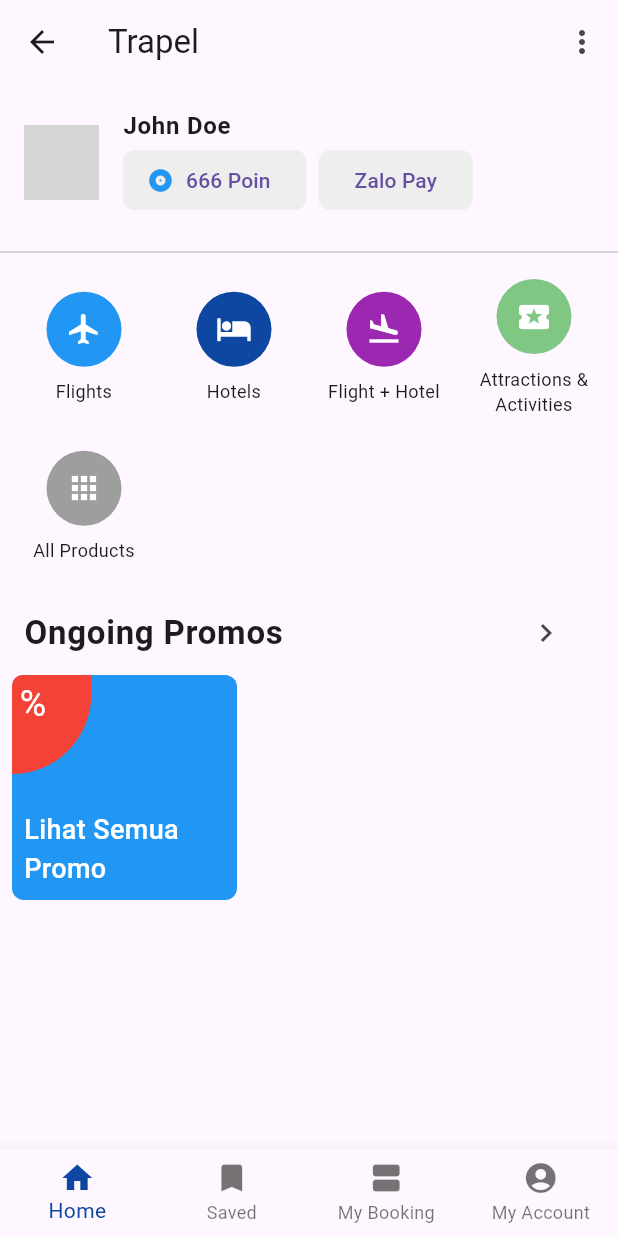
After one commit to PhanQuy-2211/Airplane, a Flutter app: the MyHomePage screen opened by its route, on a phone screen of 412 x 824 dp. The commit adds this screen. Run offline on Flutter 3.47's test engine with Material 3 defaults, Android fonts, the phone set to English and light mode, and no system bars; our stand-ins replace firebase_auth, firebase_core; accounts and stored records are empty; network calls fail; grey boxes are pictures that could not be loaded.

Commit message:
airplane project

```diff
--- /dev/null
+++ b/app_airplane/lib/source/home/homepage/components/cardAccount.dart
@@ -0,0 +1,60 @@
+import 'package:flutter/material.dart';
+
+class CardAccount extends StatelessWidget {
+  @override
+  Widget build(BuildContext context) {
+    return Padding(
+      padding: const EdgeInsets.symmetric(vertical: 8.0),
+      child: ListTile(
+        title: Text(
+          'John Doe',
+          style: TextStyle(fontWeight: FontWeight.bold),
+        ),
+        leading: Container(
+          width: 50.0,
+          height: 50.0,
+          decoration: BoxDecoration(
+            shape: BoxShape.circle,
+            image: DecorationImage(
+              fit: BoxFit.fill,
+              image: NetworkImage(
+                "https://static.vecteezy.com/system/resources/thumbnails/008/442/086/small/illustration-of-human-icon-user-symbol-icon-modern-design-on-blank-background-free-vector.jpg",
+              ),
+            ),
+          ),
+        ),
+        subtitle: Row(
+          children: <Widget>[
+            ElevatedButton.icon(
+              icon: Icon(
+                Icons.album,
+                color: Colors.blue,
+              ),
+              label: Text('666 Poin'),
+              onPressed: () {},
+              style: ElevatedButton.styleFrom(
+                backgroundColor: Colors.grey[200], // Màu nền
+                elevation: 0.0,
+                shape: RoundedRectangleBorder(
+                  borderRadius: BorderRadius.circular(8.0),
+                ),
+              ),
+            ),
+            SizedBox(width: 8.0),
+            ElevatedButton(
+              child: Text('Zalo Pay'),
+              onPressed: () {},
+              style: ElevatedButton.styleFrom(
+                backgroundColor: Colors.grey[200], // Màu nền
+                elevation: 0.0,
+                shape: RoundedRectangleBorder(
+                  borderRadius: BorderRadius.circular(8.0),
+                ),
+              ),
+            ),
+          ],
+        ),
+      ),
+    );
+  }
+}
--- /dev/null
+++ b/app_airplane/lib/source/home/homepage/components/mainMenu.dart
@@ -0,0 +1,135 @@
+import 'package:app_airplane/source/home/homepage/page/allProduct.dart';
+import 'package:app_airplane/source/home/homepage/page/screen.dart';
+import 'package:flutter/material.dart';
+
+
+class MainMenuItemData {
+  final String title;
+  final IconData icon;
+  final Color colorBox;
+  final Color iconColor;
+  final String? screenTitle;
+  final String? screenContent;
+  final Widget? screenWidget;
+
+  MainMenuItemData({
+    required this.title,
+    required this.icon,
+    required this.colorBox,
+    required this.iconColor,
+    this.screenTitle,
+    this.screenContent,
+    this.screenWidget,
+  });
+}
+
+final List<MainMenuItemData> mainMenuItems = [
+  MainMenuItemData(
+    title: 'Flights',
+    icon: Icons.flight,
+    colorBox: Colors.blue,
+    iconColor: Colors.white,
+    screenTitle: 'Search Flights',
+    screenContent: 'Flights',
+  ),
+  MainMenuItemData(
+    title: 'Hotels',
+    icon: Icons.hotel,
+    colorBox: Colors.blue[900]!,
+    iconColor: Colors.white,
+    screenTitle: 'Search Hotels',
+    screenContent: 'Hotel',
+  ),
+  MainMenuItemData(
+    title: 'Flight + Hotel',
+    icon: Icons.flight_land,
+    colorBox: Colors.purple,
+    iconColor: Colors.white,
+    screenTitle: 'Search Flight + Hotel',
+    screenContent: 'Flight + Hotel',
+  ),
+  MainMenuItemData(
+    title: 'Attractions & Activities',
+    icon: Icons.local_play,
+    colorBox: Colors.green[300]!,
+    iconColor: Colors.white,
+    screenTitle: 'Attractions & Activities',
+    screenContent: 'Activities',
+  ),
+  MainMenuItemData(
+    title: 'All Products',
+    icon: Icons.apps,
+    colorBox: Colors.grey,
+    iconColor: Colors.white,
+    screenWidget: AllProduct(),
+  ),
+];
+
+class MainMenu extends StatelessWidget {
+  @override
+  Widget build(BuildContext context) {
+    return Padding(
+      padding: const EdgeInsets.all(8.0),
+      child: GridView.builder(
+        shrinkWrap: true,
+        gridDelegate: SliverGridDelegateWithFixedCrossAxisCount(
+          crossAxisCount: 4,
+          childAspectRatio: 1.0,
+          mainAxisSpacing: 10.0,
+          crossAxisSpacing: 4.0,
+        ),
+        itemCount: mainMenuItems.length,
+        itemBuilder: (context, index) {
+          return MainMenuItem(itemData: mainMenuItems[index]);
+        },
+      ),
+    );
+  }
+}
+
+class MainMenuItem extends StatelessWidget {
+  final MainMenuItemData itemData;
+
+  const MainMenuItem({required this.itemData});
+
+  void _navigate(BuildContext context) {
+    Widget destination = itemData.screenWidget ?? ScreenGeneral(
+      title: itemData.screenTitle ?? '',
+      content: itemData.screenContent ?? '',
+    );
+
+    Navigator.of(context).push(
+      MaterialPageRoute(builder: (context) => destination),
+    );
+  }
+
+  @override
+  Widget build(BuildContext context) {
+    return GestureDetector(
+      onTap: () => _navigate(context),
+      child: Column(
+        mainAxisAlignment: MainAxisAlignment.center,
+        children: <Widget>[
+          Container(
+            height: 50.0,
+            width: 50.0,
+            decoration: BoxDecoration(
+              color: itemData.colorBox,
+              shape: BoxShape.circle,
+            ),
+            child: Icon(
+              itemData.icon,
+              color: itemData.iconColor,
+            ),
+          ),
+          const SizedBox(height: 8.0),
+          Text(
+            itemData.title,
+            style: const TextStyle(fontSize: 12.0),
+            textAlign: TextAlign.center,
+          ),
+        ],
+      ),
+    );
+  }
+}
--- /dev/null
+++ b/app_airplane/lib/source/home/homepage/components/promotion.dart
@@ -0,0 +1,66 @@
+import 'package:flutter/material.dart';
+
+class Promotion extends StatelessWidget {
+  @override
+  Widget build(BuildContext context) {
+    return Column(
+      children: <Widget>[
+        ListTile(
+          title: Text('Ongoing Promos', style: TextStyle(fontWeight: FontWeight.bold, fontSize: 22.0),),
+          trailing: IconButton(
+            icon: Icon(Icons.keyboard_arrow_right),
+            onPressed: (){},
+          ),
+        ),
+        Container(
+          width: double.infinity,
+          padding: EdgeInsets.only(left: 8.0),
+          height: 150.0,
+          child: ListView(
+            scrollDirection: Axis.horizontal,
+            children: <Widget>[
+              Container(
+                height: 150.0,
+                width: 150.0,
+                decoration: BoxDecoration(
+                  gradient: LinearGradient(
+                    begin: Alignment.topCenter,
+                    end: Alignment.bottomCenter,
+                    colors: [
+                      Colors.blue,
+                      Colors.blue
+                    ]
+                  ),
+                  borderRadius: BorderRadius.circular(8.0)
+                ),
+                child: Column(
+                  crossAxisAlignment: CrossAxisAlignment.start,
+                  children: <Widget>[
+                    Container(
+                      decoration: BoxDecoration(
+                        color: Colors.red,
+                        borderRadius: BorderRadius.only(
+                          topLeft: Radius.elliptical(20.0, 20.0),
+                          bottomRight: Radius.elliptical(150.0, 150.0)
+                        )
+                      ),
+                      child: Padding(
+                        padding: const EdgeInsets.only(top: 2.0, left: 5.0, right: 30.0, bottom: 30.0),
+                        child: Text('%', style: TextStyle(fontSize: 24.0,color: Colors.white),),
+                      ),
+                    ),
+                    Expanded(child: Container(),),
+                    Padding(
+                      padding: const EdgeInsets.all(8.0),
+                      child: Text('Lihat Semua \nPromo', style: TextStyle(fontWeight: FontWeight.w500, color: Colors.white, fontSize: 18.0),),
+                    )
+                  ],
+                ),
+              )
+            ],
+          ),
+        )
+      ],
+    );
+  }
+}
--- /dev/null
+++ b/app_airplane/lib/source/home/homepage/homepage.dart
@@ -0,0 +1,63 @@
+import 'package:app_airplane/source/home/homepage/page/account.dart';
+import 'package:app_airplane/source/home/homepage/page/booking.dart';
+import 'package:app_airplane/source/home/homepage/page/home.dart';
+import 'package:app_airplane/source/home/homepage/page/saved.dart';
+import 'package:flutter/material.dart';
+import 'package:flutter/services.dart';
+
+
+class MyHomePage extends StatefulWidget {
+  const MyHomePage({super.key});
+  // final String title;
+  // const MyHomePage({Key? key, required this.title}) : super(key: key);
+
+  @override
+  _MyHomePageState createState() => _MyHomePageState();
+}
+
+class _MyHomePageState extends State<MyHomePage> {
+  int _selectedIndex = 0;
+  final _layoutPage = [
+    Home(),
+    Saved(),
+    Booking(),
+    Account(),
+  ];
+
+  void _onTabItem(int index) {
+    setState(() {
+      _selectedIndex = index;
+    });
+  }
+
+  @override
+  Widget build(BuildContext context) {
+    return Scaffold(
+      body: _layoutPage.elementAt(_selectedIndex),
+      bottomNavigationBar: BottomNavigationBar(
+        currentIndex: _selectedIndex,
+        type: BottomNavigationBarType.fixed,
+        selectedItemColor: Colors.blue[900],
+        onTap: _onTabItem,
+        items: const <BottomNavigationBarItem>[
+          BottomNavigationBarItem(
+            icon: Icon(Icons.home),
+            label: 'Home',
+          ),
+          BottomNavigationBarItem(
+            icon: Icon(Icons.bookmark),
+            label: 'Saved',
+          ),
+          BottomNavigationBarItem(
+            icon: Icon(Icons.view_agenda),
+            label: 'My Booking',
+          ),
+          BottomNavigationBarItem(
+            icon: Icon(Icons.account_circle),
+            label: 'My Account',
+          ),
+        ],
+      ),
+    );
+  }
+}
--- /dev/null
+++ b/app_airplane/lib/source/home/homepage/page/home.dart
@@ -0,0 +1,35 @@
+import 'package:flutter/material.dart';
+
+import '../components/cardAccount.dart';
+import '../components/mainMenu.dart';
+import '../components/promotion.dart';
+
+class Home extends StatefulWidget {
+  @override
+  _HomeState createState() => _HomeState();
+}
+
+class _HomeState extends State<Home> {
+  @override
+  Widget build(BuildContext context) {
+    return Scaffold(
+      appBar: AppBar(
+        title: Text('Trapel'),
+        actions: <Widget>[
+          IconButton(
+            icon: Icon(Icons.more_vert),
+            onPressed: (){},
+          )
+        ],
+      ),
+      body: ListView(
+        children: <Widget>[
+          CardAccount(),
+          Divider(),
+          MainMenu(),
+          Promotion()
+        ],
+      )
+    );
+  }
+}
--- /dev/null
+++ b/app_airplane/lib/source/home/homepage/page/saved.dart
@@ -0,0 +1,26 @@
+import 'package:flutter/material.dart';
+
+class Saved extends StatefulWidget {
+  @override
+  _SavedState createState() => _SavedState();
+}
+
+class _SavedState extends State<Saved> {
+  @override
+  Widget build(BuildContext context) {
+    return Scaffold(
+      appBar: AppBar(
+        title: Text('Saved'),
+        actions: <Widget>[
+          IconButton(
+            icon: Icon(Icons.more_vert),
+            onPressed: (){},
+          )
+        ],
+      ),
+      body: Center(
+        child: Text('Saved'),
+      ),
+    );
+  }
+}
--- a/app_airplane/lib/source/home/login.dart
+++ b/app_airplane/lib/source/home/login.dart
@@ -1,7 +1,7 @@
 import 'package:flutter/material.dart';
 import 'package:flutter/services.dart';
 import 'package:app_airplane/source/home/signup.dart';
-import 'package:app_airplane/source/homepage.dart';
+import 'package:app_airplane/source/firstpage.dart';
 import 'package:app_airplane/source/home/forgetpass.dart';
 import 'package:firebase_auth/firebase_auth.dart';
 import 'package:app_airplane/source/firebase/fire_auth.dart';
@@ -120,7 +120,7 @@ class _LoginPageState extends State<LoginPage> {
                       child: MaterialButton(
                         minWidth: double.infinity,
                         height: 60,
-                        onPressed: _signIn,
+                        onPressed: _login,
                         color: Colors.greenAccent,
                         elevation: 0,
                         shape: RoundedRectangleBorder(
@@ -191,7 +191,7 @@ class _LoginPageState extends State<LoginPage> {
       ),
     );
   }
-  void _signIn() async {
+  void _login() async {
     setState(() {
       _isSigning = true;
     });
--- a/app_airplane/lib/source/home/signup.dart
+++ b/app_airplane/lib/source/home/signup.dart
@@ -1,7 +1,7 @@
 import 'package:flutter/material.dart';
 import 'package:flutter/services.dart';
 import 'package:app_airplane/source/home/login.dart';
-import 'package:app_airplane/source/homepage.dart';
+import 'package:app_airplane/source/firstpage.dart';
 import 'package:firebase_auth/firebase_auth.dart';
 import 'package:app_airplane/source/firebase/fire_auth.dart';
 import 'package:app_airplane/source/widget.dart';
@@ -188,7 +188,7 @@ class _signUpPageState extends State<SignUpPage> {
 
     if (user != null) {
       print( "User is successfully created");
-      Navigator.pushNamed(context, "/home");
+      Navigator.pushNamed(context, "'/login'");
     } else {
       print("Some error happend");
     }
```
Also changed, not shown: app_airplane/lib/main.dart (+12 -1 lines), app_airplane/lib/source/home/homepage/page/account.dart (added, +27 -0 lines), app_airplane/lib/source/home/homepage/page/allProduct.dart (added, +24 -0 lines), app_airplane/lib/source/home/homepage/page/booking.dart (added, +30 -0 lines), app_airplane/lib/source/home/homepage/page/screen.dart (added, +26 -0 lines), app_airplane/pubspec.yaml (+11 -6 lines), app_airplane/lib/source/firstpage.dart (renamed from app_airplane/lib/source/homepage.dart), app_airplane/pubspec.lock, 3 other files.
